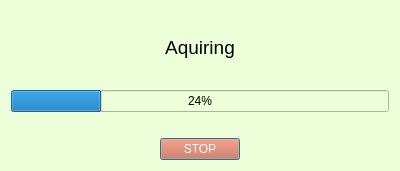
Old version of the form GUI/progress_dialog_v1.ui in the repository jrsm1/EWAS_Application.
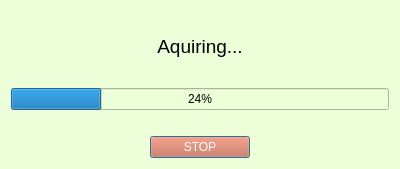
New version of the form.

Commit message: - [X] Reformatted Some Code. - [X] Added .ui Windows - [X] imported objects for most windows( EXCLUDING main window)

```diff
--- a/GUI/progress_dialog_v1.ui
+++ b/GUI/progress_dialog_v1.ui
@@ -7,9 +7,21 @@
     <x>0</x>
     <y>0</y>
     <width>400</width>
-    <height>171</height>
-   </rect>
-  </property>
+				<height>169</height>
+			</rect>
+		</property>
+		<property name="minimumSize">
+			<size>
+				<width>400</width>
+				<height>169</height>
+			</size>
+		</property>
+		<property name="maximumSize">
+			<size>
+				<width>400</width>
+				<height>169</height>
+			</size>
+		</property>
   <property name="windowTitle">
    <string>Aquiring</string>
   </property>
@@ -20,7 +32,7 @@
    <item>
     <widget class="QLabel" name="progress_dialog_title">
      <property name="text">
-      <string>&lt;html&gt;&lt;head/&gt;&lt;body&gt;&lt;p&gt;&lt;span style=&quot; font-size:14pt;&quot;&gt;Aquiring&lt;/span&gt;&lt;/p&gt;&lt;/body&gt;&lt;/html&gt;</string>
+						<string>&lt;html&gt;&lt;head/&gt;&lt;body&gt;&lt;p&gt;&lt;span style=&quot; font-size:14pt;&quot;&gt;Aquiring...&lt;/span&gt;&lt;/p&gt;&lt;/body&gt;&lt;/html&gt;</string>
      </property>
      <property name="textFormat">
       <enum>Qt::RichText</enum>
@@ -52,6 +64,12 @@
    </item>
    <item alignment="Qt::AlignHCenter">
     <widget class="QPushButton" name="progress_dialog_STOP_button">
+					<property name="minimumSize">
+						<size>
+							<width>100</width>
+							<height>0</height>
+						</size>
+					</property>
      <property name="styleSheet">
       <string notr="true">background-color: rgb(209, 99, 65);
 color: rgb(255, 255, 255);
```
Left out of the diff: 21 changed lines with no effect on the pictures. Lines whose indentation alone changed are shown as unchanged. The commit also changes 7 other files.
